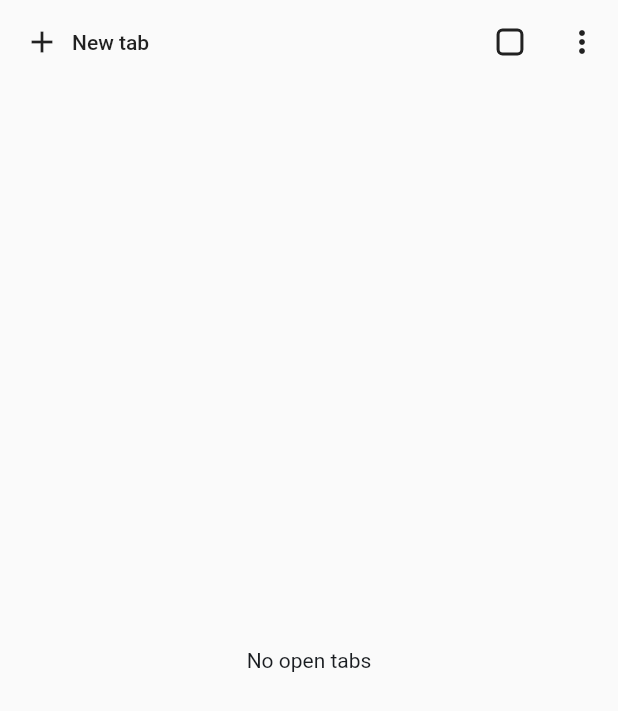
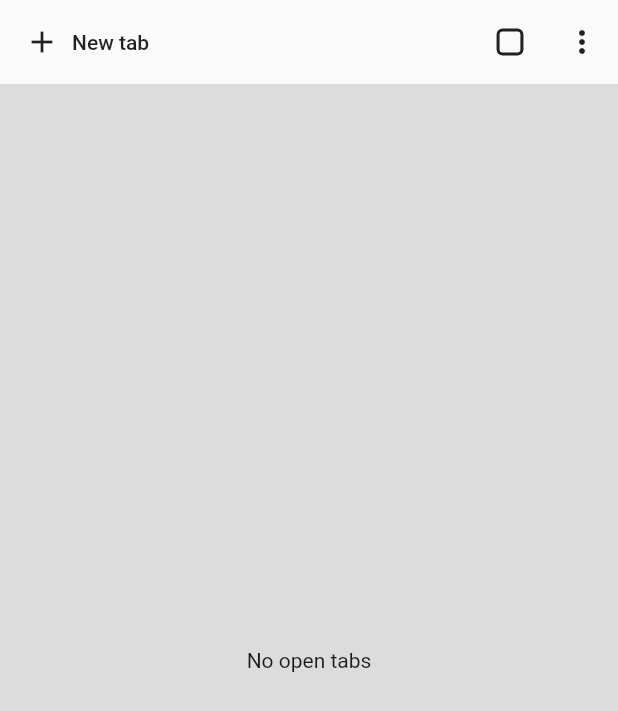
Before and after one commit to nuc134r/tab_switcher, a Flutter app: the screen it shows after launch, on a phone screen of 412 x 824 dp. Shown: the top 711 px of the screen. Run offline on Flutter 3.47's test engine with Material 2 defaults, Android fonts, the light colour scheme and no system bars; missing offline and left inert: scroll_shadow_container.

Commit message:
updating example

```diff
--- a/example/lib/main.dart
+++ b/example/lib/main.dart
@@ -73,6 +73,8 @@ class _MyHomePageState extends State<MyHomePage> {
                     DemoSettingsPopupButton(controller: controller),
                   ],
                 ),
+          backgroundColor: Colors.black12,
+          foregroundColor: Colors.white,
         ),
       ),
     );
```
Also changed, not shown: 1 other file.
